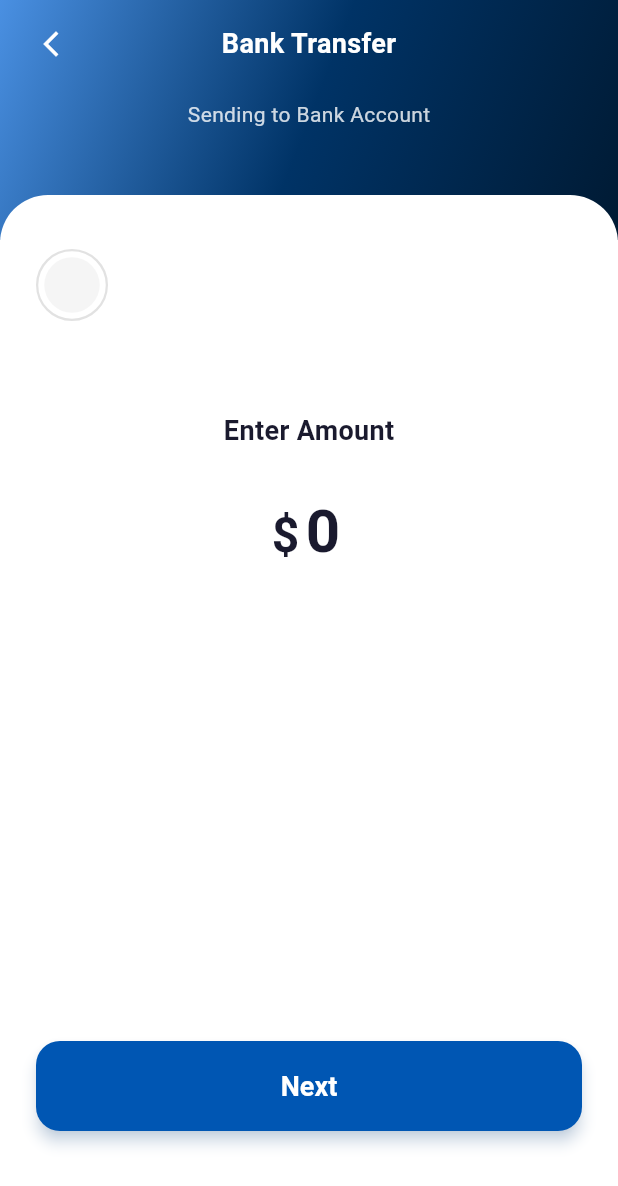
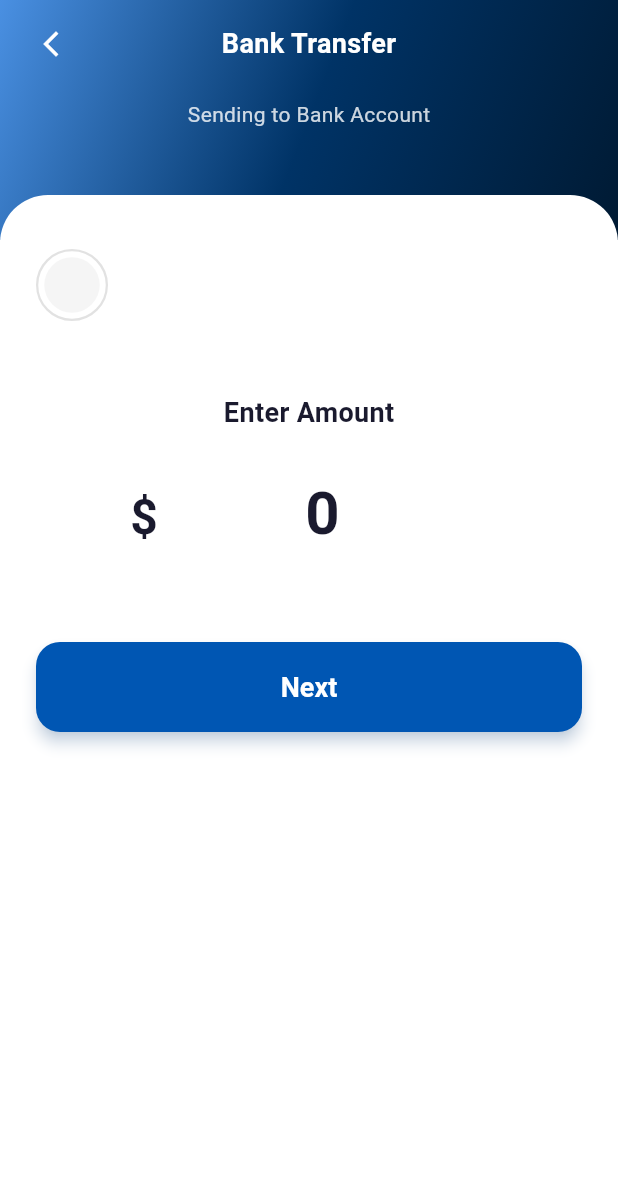
Before and after one commit to FluxtonX/UnitedUnionBank, a Flutter app: the EnterAmountScreen screen opened directly with empty values, on a phone screen of 412 x 824 dp. Shown: the top 1186 px of the screen. Run offline on Flutter 3.47's test engine with Material 3 defaults, Android fonts, the phone set to English and light mode, and no system bars; our stand-ins replace bloc, camera, dio, firebase_auth, firebase_core, get and 9 more; missing offline and left inert: flutter_stripe, local_auth_android, local_auth_darwin, talker_bloc_logger; accounts and stored records are empty; network calls fail.

Commit message:
Fix amount entry overflow and wallet refresh

```diff
--- a/lib/views/sendMoneyScreens/enter_amount_screen.dart
+++ b/lib/views/sendMoneyScreens/enter_amount_screen.dart
@@ -53,6 +53,8 @@ class _EnterAmountScreenState extends State<EnterAmountScreen> {
 
   @override
   Widget build(BuildContext context) {
+    final bottomInset = MediaQuery.viewInsetsOf(context).bottom;
+
     return Scaffold(
       backgroundColor: AppTheme.white,
       body: Column(
@@ -71,6 +73,10 @@ class _EnterAmountScreenState extends State<EnterAmountScreen> {
                 ),
                 child: Padding(
                   padding: const EdgeInsets.all(24.0),
+                  child: SingleChildScrollView(
+                    keyboardDismissBehavior:
+                        ScrollViewKeyboardDismissBehavior.onDrag,
+                    padding: EdgeInsets.only(bottom: bottomInset + 24),
                     child: Column(
                       children: [
                         const SizedBox(height: 12),
@@ -109,7 +115,8 @@ class _EnterAmountScreenState extends State<EnterAmountScreen> {
                               ),
                             ),
                             const SizedBox(width: 16),
-                          Column(
+                            Expanded(
+                              child: Column(
                                 crossAxisAlignment: CrossAxisAlignment.start,
                                 children: [
                                   Text(
@@ -123,6 +130,7 @@ class _EnterAmountScreenState extends State<EnterAmountScreen> {
                                   const SizedBox(height: 4),
                                   Text(
                                     widget.accountNumber,
+                                    overflow: TextOverflow.ellipsis,
                                     style: TextStyle(
                                       fontSize: 13,
                                       color: AppTheme.textSecondary,
@@ -130,9 +138,10 @@ class _EnterAmountScreenState extends State<EnterAmountScreen> {
                                   ),
                                 ],
                               ),
+                            ),
                           ],
                         ),
-                      const SizedBox(height: 60),
+                        const SizedBox(height: 48),
                         Text(
                           'Enter Amount',
                           style: TextStyle(
@@ -155,10 +164,19 @@ class _EnterAmountScreenState extends State<EnterAmountScreen> {
                                 color: AppTheme.textPrimary,
                               ),
                             ),
-                          IntrinsicWidth(
+                            Flexible(
+                              child: ConstrainedBox(
+                                constraints: const BoxConstraints(
+                                  minWidth: 40,
+                                  maxWidth: 220,
+                                ),
                                 child: TextField(
                                   controller: _amountController,
-                              keyboardType: TextInputType.number,
+                                  keyboardType:
+                                      const TextInputType.numberWithOptions(
+                                        decimal: true,
+                                      ),
+                                  textAlign: TextAlign.center,
                                   style: TextStyle(
                                     fontSize: 40,
                                     fontWeight: FontWeight.bold,
@@ -180,15 +198,17 @@ class _EnterAmountScreenState extends State<EnterAmountScreen> {
                                   ),
                                 ),
                               ),
+                            ),
                           ],
                         ),
-                      const Spacer(),
+                        const SizedBox(height: 56),
                         ElevatedButton(
                           onPressed: _handleNext,
                           child: const Text('Next'),
                         ),
                         const SizedBox(height: 16),
                       ],
+                    ),
                   ),
                 ),
               ),
```
Also changed, not shown: lib/controllers/wallet_controller.dart (+40 -4 lines). Lines whose indentation alone changed are shown as unchanged.
